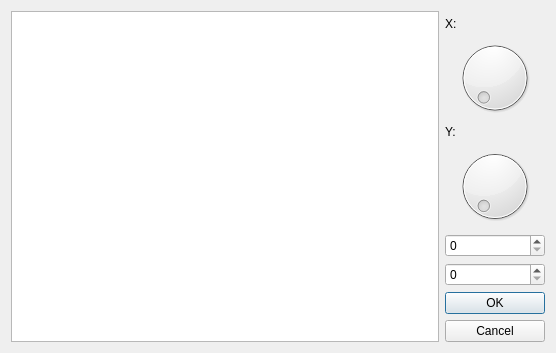
Old version of the form skewdialog.ui in the repository lukasz-madon/geomdef.
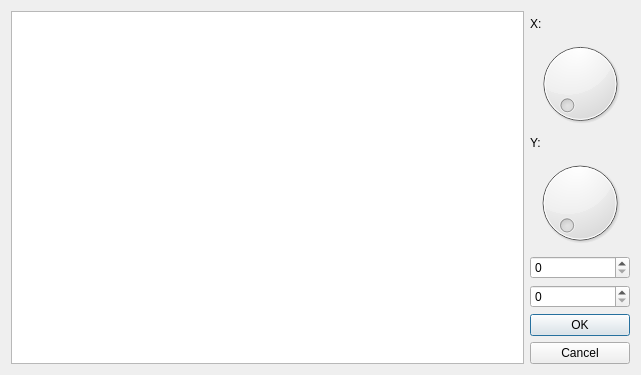
New version of the form.

What changed in the file:
```diff
--- a/skewdialog.ui
+++ b/skewdialog.ui
@@ -6,10 +6,22 @@
    <rect>
     <x>0</x>
     <y>0</y>
-    <width>556</width>
-    <height>353</height>
+    <width>641</width>
+    <height>375</height>
    </rect>
   </property>
+  <property name="minimumSize">
+   <size>
+    <width>641</width>
+    <height>375</height>
+   </size>
+  </property>
+  <property name="maximumSize">
+   <size>
+    <width>641</width>
+    <height>375</height>
+   </size>
+  </property>
   <property name="windowTitle">
    <string>Skew</string>
   </property>
```
